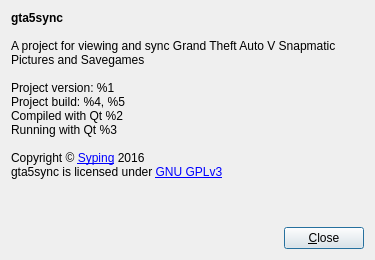
The window that AboutDialog.ui (SyDevTeam/gta5view) describes before a commit, drawn with Qt 5.
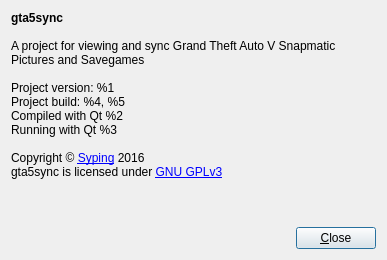
The same window after the commit. Icons and pictures are not drawn.

Diff of the .ui file:
```diff
--- a/AboutDialog.ui
+++ b/AboutDialog.ui
@@ -6,7 +6,7 @@
    <rect>
     <x>0</x>
     <y>0</y>
-    <width>375</width>
+    <width>387</width>
     <height>260</height>
    </rect>
   </property>
@@ -66,6 +66,12 @@
      </item>
      <item>
       <widget class="QPushButton" name="cmdClose">
+       <property name="sizePolicy">
+        <sizepolicy hsizetype="Minimum" vsizetype="Minimum">
+         <horstretch>0</horstretch>
+         <verstretch>0</verstretch>
+        </sizepolicy>
+       </property>
        <property name="text">
         <string>&amp;Close</string>
        </property>
```
Left out of the diff: 3 changed lines with no effect on the pictures.
